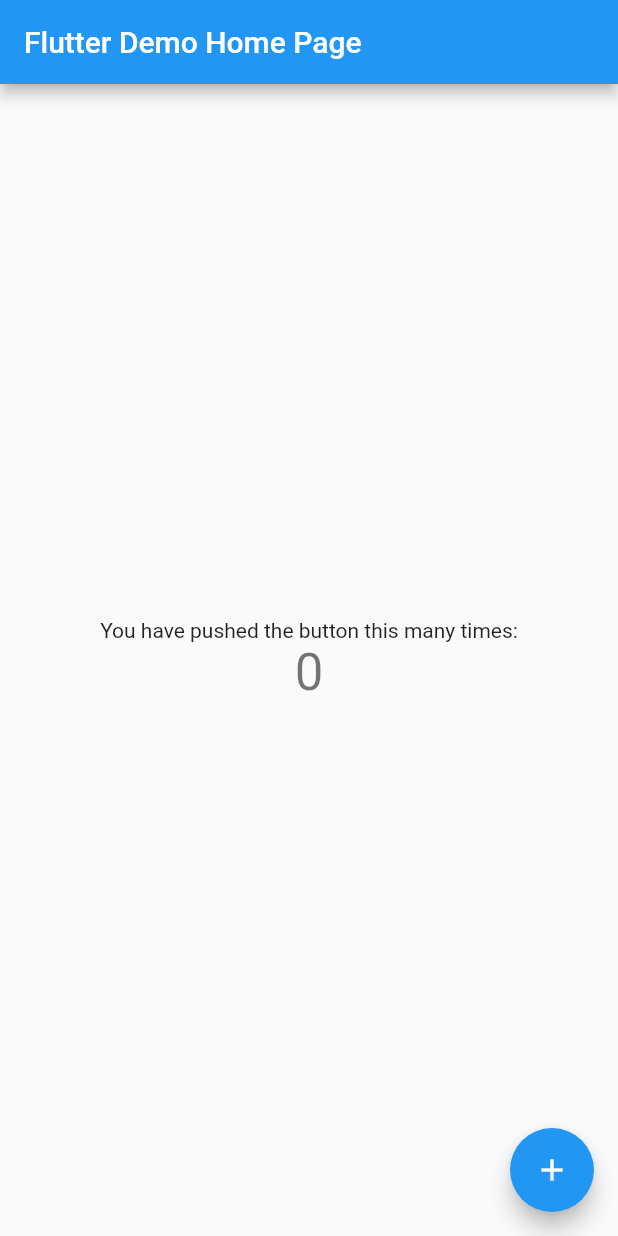
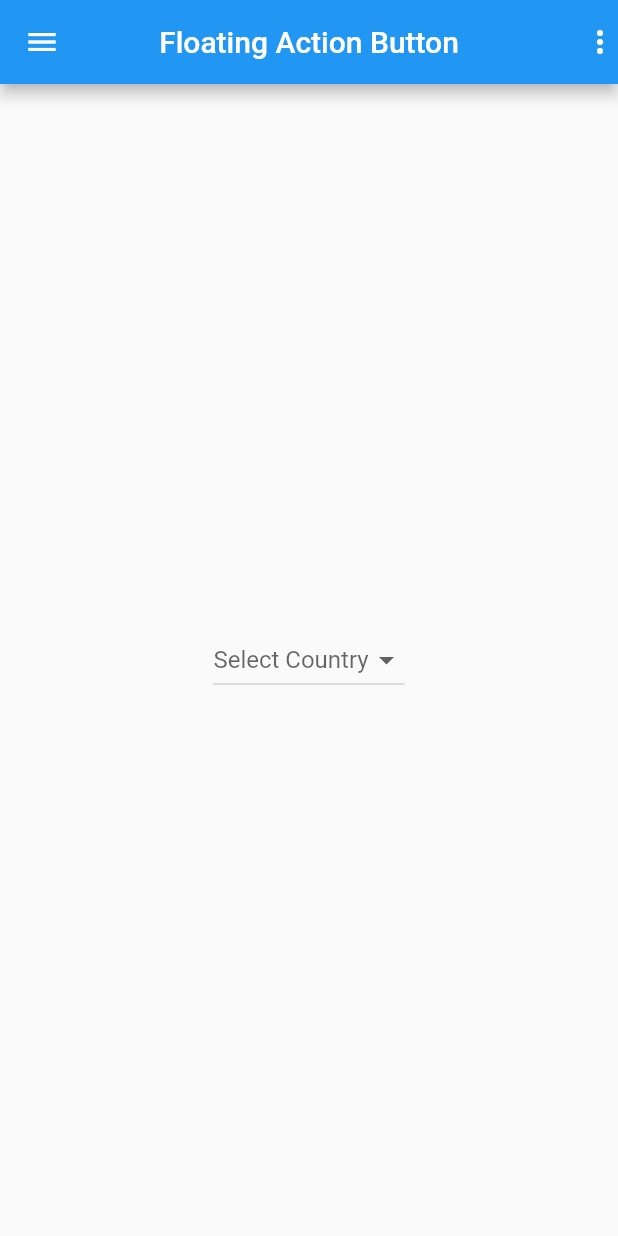
Before and after one commit to razuahmed75/testing_app, a Flutter app: the screen it shows after launch, on a phone screen of 412 x 824 dp. Run offline on Flutter 3.47's test engine with Material 2 defaults, Android fonts, the phone set to English and light mode, and no system bars.

Commit message:
dropDown with hint text

```diff
--- a/lib/main.dart
+++ b/lib/main.dart
@@ -1,65 +1,79 @@
+// ignore_for_file: prefer_const_constructors, sized_box_for_whitespace, prefer_const_literals_to_create_immutables, non_constant_identifier_names
+
 import 'package:flutter/material.dart';
+import 'package:flutter/services.dart';
 
-void main() {
-  runApp(const MyApp());
-}
+void main() => runApp(const MyApp());
 
 class MyApp extends StatelessWidget {
   const MyApp({Key? key}) : super(key: key);
+
   @override
   Widget build(BuildContext context) {
     return MaterialApp(
-      title: 'Flutter AppDevelopment+',
-      theme: ThemeData(
-        primarySwatch: Colors.blue,
-      ),
-      home: const MyHomePage(title: 'Flutter Demo Home Page'),
+      title: "Flutter Demo",
+      debugShowCheckedModeBanner: false,
+      home: HomePage(),
     );
   }
 }
 
-class MyHomePage extends StatefulWidget {
-  const MyHomePage({Key? key, required this.title}) : super(key: key);
-  final String title;
+class HomePage extends StatefulWidget {
+  const HomePage({Key? key}) : super(key: key);
 
   @override
-  State<MyHomePage> createState() => _MyHomePageState();
+  _HomePageState createState() => _HomePageState();
 }
 
-class _MyHomePageState extends State<MyHomePage> {
-  int _counter = 0;
-
-  void _incrementCounter() {
-    setState(() {
-      _counter++;
-    });
-  }
+class _HomePageState extends State<HomePage> {
+  var _selectedValues;
+  List<dynamic> Country = <String>[
+    "Bangladesh",
+    "India",
+    "Canada",
+    "Japan",
+    "China",
+  ];
 
   @override
   Widget build(BuildContext context) {
+    SystemChrome.setSystemUIOverlayStyle(SystemUiOverlayStyle(
+      statusBarColor: Colors.blue,
+    ));
     return Scaffold(
       appBar: AppBar(
-        title: Text(widget.title),
+        title: Text("Floating Action Button"),
+        centerTitle: true,
+        backgroundColor: Colors.blue,
+        leading: Icon(Icons.menu),
+        actions: const [
+          Icon(Icons.more_vert),
+        ],
       ),
       body: Center(
-        child: Column(
-          mainAxisAlignment: MainAxisAlignment.center,
-          children: <Widget>[
-            const Text(
-              'You have pushed the button this many times:',
-            ),
-            Text(
-              '$_counter',
-              style: Theme.of(context).textTheme.headline4,
-            ),
-          ],
+        child: SizedBox(
+          child: Column(
+            mainAxisAlignment: MainAxisAlignment.center,
+            children: [
+              DropdownButton(
+                value: _selectedValues,
+                hint: Text("Select Country"),
+                items: [
+                  for (var i = 0; i < Country.length; i++)
+                    DropdownMenuItem(
+                      value: i,
+                      child: Text(Country[i]),
+                    ),
+                ],
+                onChanged: (e) {
+                  setState(() {});
+                  _selectedValues = e;
+                },
+              ),
+            ],
+          ),
         ),
       ),
-      floatingActionButton: FloatingActionButton(
-        onPressed: _incrementCounter,
-        tooltip: 'Increment',
-        child: const Icon(Icons.add),
-      ), // This trailing comma makes auto-formatting nicer for build methods.
     );
   }
 }
```
